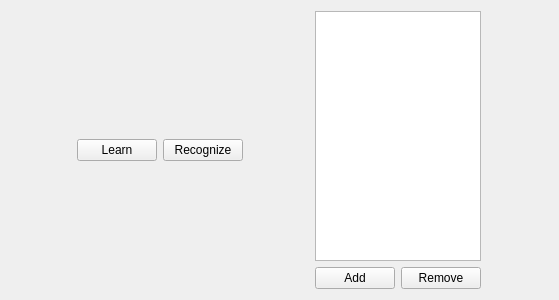
This is mainwindow.ui in KarolinaIliash/NeuroNetwork as Qt 5 draws it before an edit. The edited form follows.
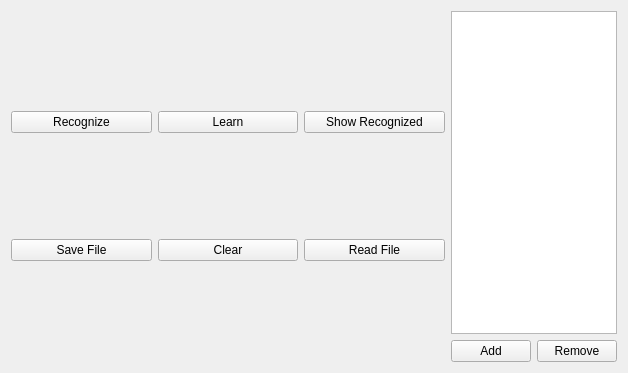
This is the edited form.

Patch:
```diff
--- a/mainwindow.ui
+++ b/mainwindow.ui
@@ -6,8 +6,8 @@
    <rect>
     <x>0</x>
     <y>0</y>
-    <width>559</width>
-    <height>300</height>
+    <width>628</width>
+    <height>373</height>
    </rect>
   </property>
   <property name="windowTitle">
@@ -18,33 +18,53 @@
     <item>
      <layout class="QVBoxLayout" name="verticalLayout_2">
       <item>
-       <layout class="QHBoxLayout" name="horizontalLayout_2">
-        <item>
-         <widget class="QPushButton" name="learnButton">
-          <property name="sizePolicy">
-           <sizepolicy hsizetype="Maximum" vsizetype="Maximum">
-            <horstretch>0</horstretch>
-            <verstretch>0</verstretch>
-           </sizepolicy>
-          </property>
-          <property name="text">
-           <string>Learn</string>
-          </property>
-         </widget>
-        </item>
+       <layout class="QHBoxLayout" name="horizontalLayout_4">
         <item>
          <widget class="QPushButton" name="recognizeButton">
-          <property name="sizePolicy">
-           <sizepolicy hsizetype="Maximum" vsizetype="Maximum">
-            <horstretch>0</horstretch>
-            <verstretch>0</verstretch>
-           </sizepolicy>
-          </property>
           <property name="text">
            <string>Recognize</string>
           </property>
          </widget>
         </item>
+        <item>
+         <widget class="QPushButton" name="learnButton">
+          <property name="text">
+           <string>Learn</string>
+          </property>
+         </widget>
+        </item>
+        <item>
+         <widget class="QPushButton" name="ShowR">
+          <property name="text">
+           <string>Show Recognized</string>
+          </property>
+         </widget>
+        </item>
+       </layout>
+      </item>
+      <item>
+       <layout class="QHBoxLayout" name="horizontalLayout_2">
+        <item>
+         <widget class="QPushButton" name="saveButton">
+          <property name="text">
+           <string>Save File</string>
+          </property>
+         </widget>
+        </item>
+        <item>
+         <widget class="QPushButton" name="clearButton">
+          <property name="text">
+           <string>Clear</string>
+          </property>
+         </widget>
+        </item>
+        <item>
+         <widget class="QPushButton" name="readButton">
+          <property name="text">
+           <string>Read File</string>
+          </property>
+         </widget>
+        </item>
        </layout>
       </item>
      </layout>
```
Left out of the diff: 5 changed lines with no effect on the pictures.
